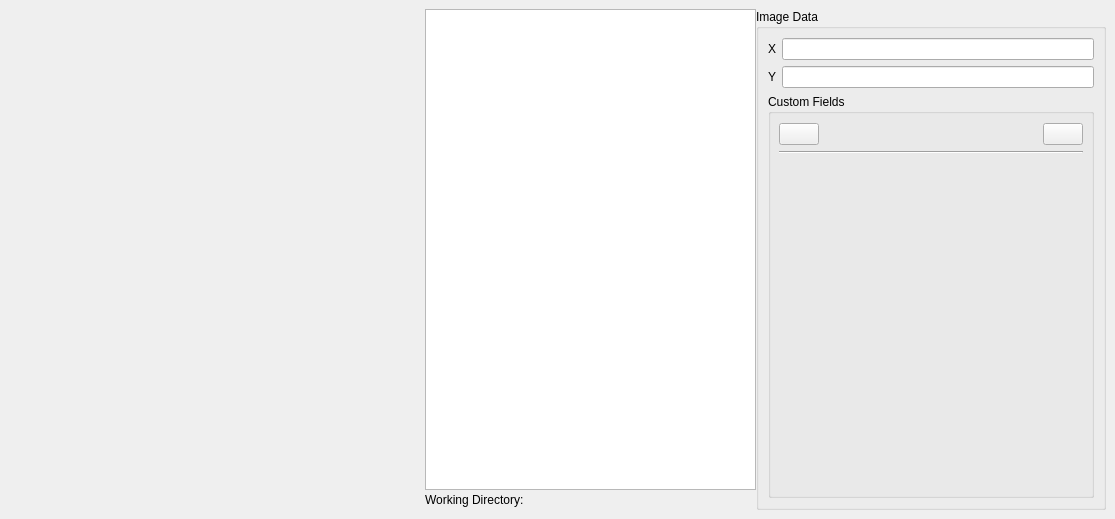
The window that ddg/central_widget.ui (persts/DotDotGoose) describes before a commit, drawn with Qt 5.
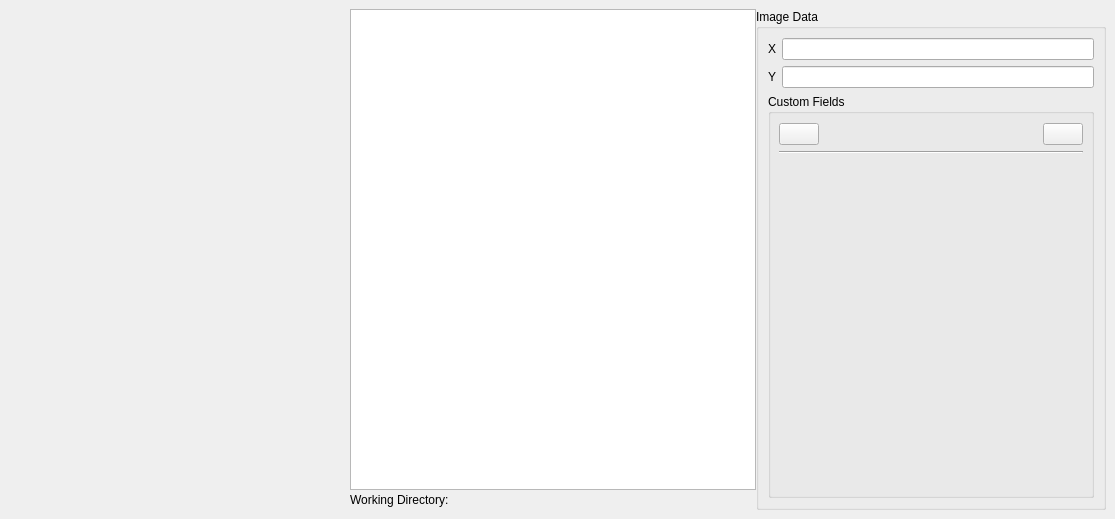
The same window after the commit. Icons and pictures are not drawn. Custom widgets are drawn as their Qt base class.

```diff
--- a/ddg/central_widget.ui
+++ b/ddg/central_widget.ui
@@ -33,13 +33,13 @@
     <widget class="QFrame" name="framePointWidget">
      <property name="minimumSize">
       <size>
-       <width>425</width>
+       <width>350</width>
        <height>0</height>
       </size>
      </property>
      <property name="maximumSize">
       <size>
-       <width>425</width>
+       <width>350</width>
        <height>16777215</height>
       </size>
      </property>
```
